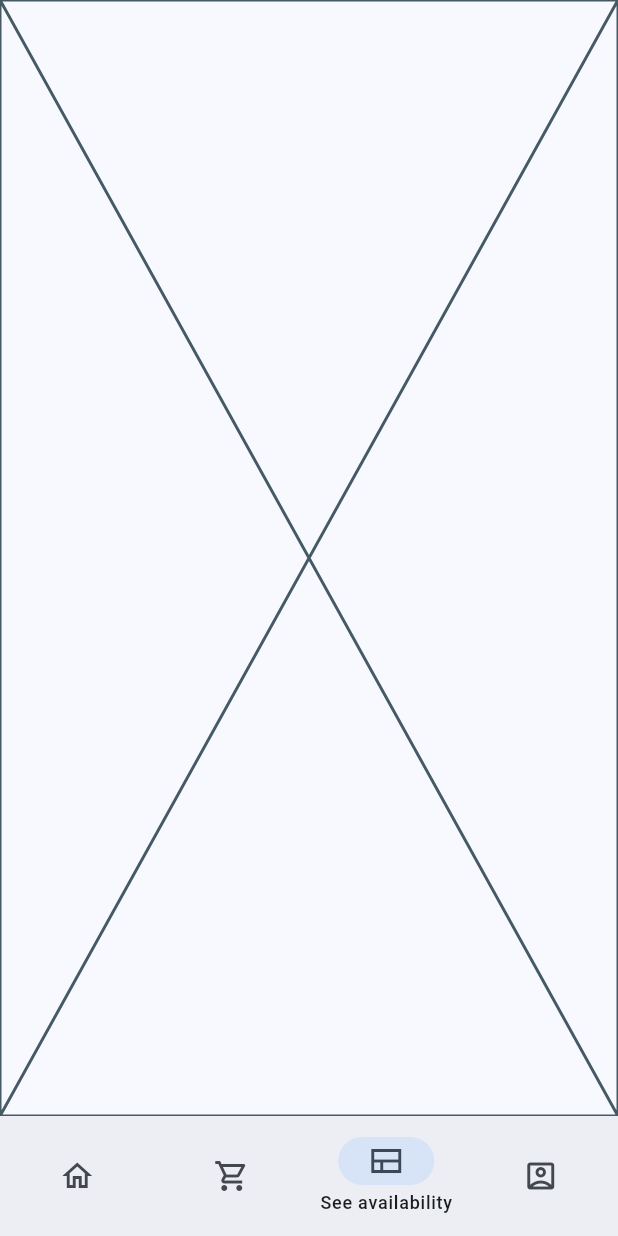
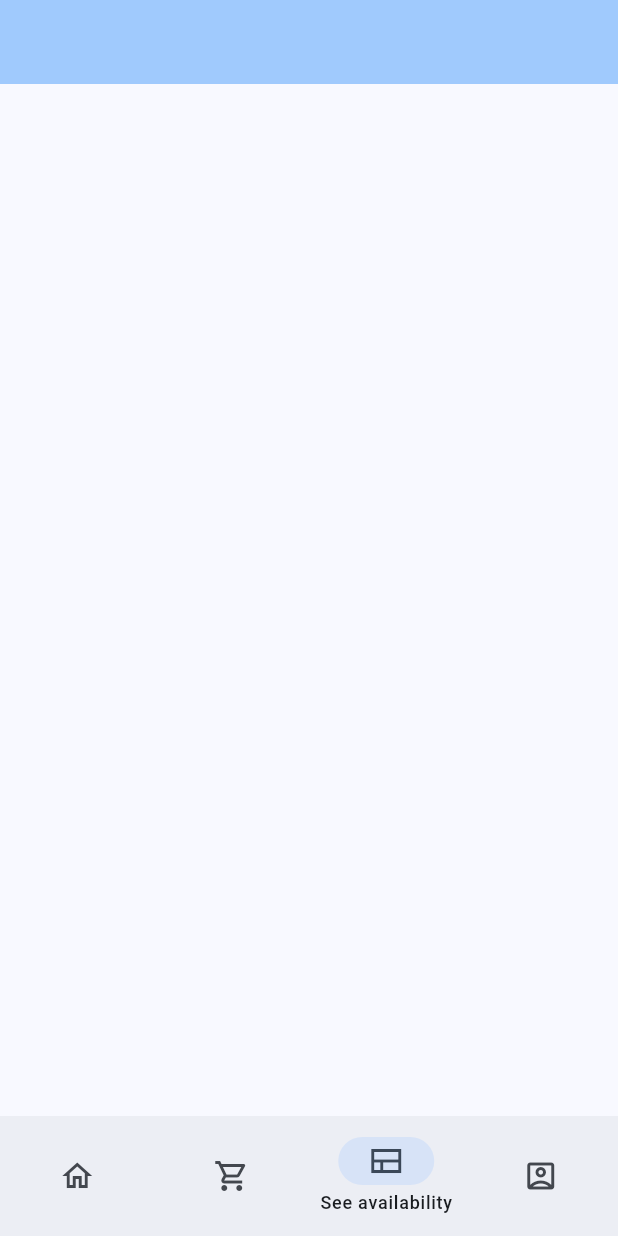
Before and after one commit to Austin-540/cricket_bookings, a Flutter app: the HomePage screen opened directly, item 3 of the bottom bar chosen, on a phone screen of 412 x 824 dp. Run offline on Flutter 3.47's test engine with Material 3 defaults, Android fonts, the phone set to English and light mode, and no system bars; our stand-ins replace flutter_secure_storage, flutter_svg, pocketbase; missing offline and left inert: passkeys, web_browser_detect; accounts and stored records are empty.

Commit message:
Create the page

```diff
--- a/lib/home_page.dart
+++ b/lib/home_page.dart
@@ -1,4 +1,6 @@
 import 'dart:convert';
+import 'package:shc_cricket_bookings/month_availability_view.dart';
+
 import 'booking_page.dart';
 import 'package:shc_cricket_bookings/login_page.dart';
 import 'account_page.dart';
@@ -121,7 +123,7 @@ class _HomePageState extends State<HomePage> {
         children: [
           HomePagePage(selected: currentPageIndex==0?true:false,),
           BookingPage(selected: currentPageIndex==1?true:false),
-          const Placeholder(),
+          MonthAvailabilityView(selected: currentPageIndex==2?true:false),
           AccountPage(selected: currentPageIndex==3?true:false)
         ],),
 
--- /dev/null
+++ b/lib/month_availability_view.dart
@@ -0,0 +1,18 @@
+import 'package:flutter/material.dart';
+
+class MonthAvailabilityView extends StatefulWidget {
+  MonthAvailabilityView({super.key, required this.selected});
+  bool selected;
+
+  @override
+  State<MonthAvailabilityView> createState() => _MonthAvailabilityViewState();
+}
+
+class _MonthAvailabilityViewState extends State<MonthAvailabilityView> {
+  @override
+  Widget build(BuildContext context) {
+    return Scaffold(
+      appBar: AppBar(backgroundColor: Theme.of(context).colorScheme.inversePrimary,),
+    );
+  }
+}
```
